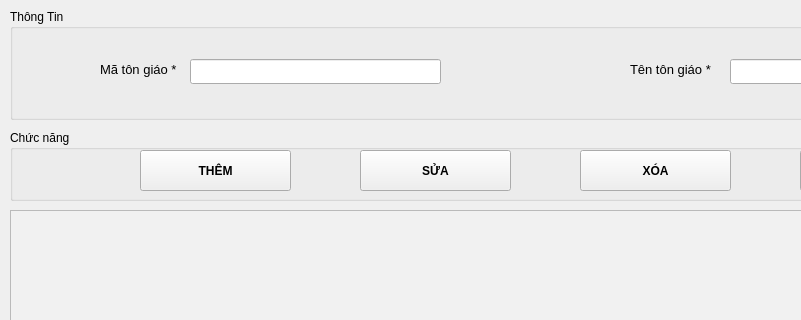
Above: ui/FormTonGiao.ui from namchuminh/PyQT5_QLDangVien before the change; both pictures show x 0 to 801 and y 0 to 320 of the 1101 by 681 pixel window. Below: the same form after it.
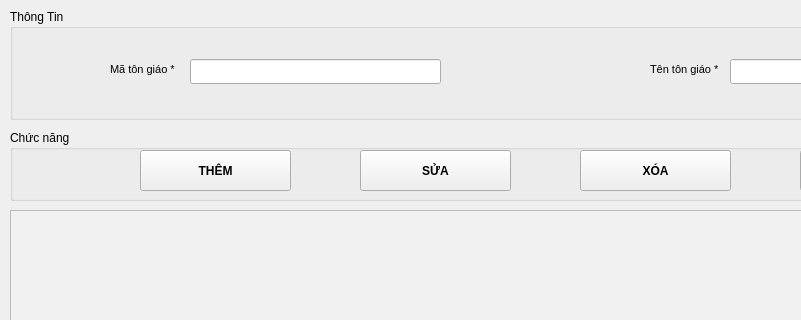
That is the form after the change.

Commit message: fix loi giao dien

Diff of the .ui file:
```diff
--- a/ui/FormTonGiao.ui
+++ b/ui/FormTonGiao.ui
@@ -139,15 +139,15 @@
    <widget class="QLabel" name="label">
     <property name="geometry">
      <rect>
-      <x>90</x>
+      <x>100</x>
       <y>50</y>
-      <width>81</width>
+      <width>71</width>
       <height>21</height>
      </rect>
     </property>
     <property name="font">
      <font>
-      <pointsize>10</pointsize>
+      <pointsize>8</pointsize>
      </font>
     </property>
     <property name="text">
@@ -157,15 +157,15 @@
    <widget class="QLabel" name="label_2">
     <property name="geometry">
      <rect>
-      <x>620</x>
+      <x>640</x>
       <y>50</y>
-      <width>91</width>
+      <width>71</width>
       <height>21</height>
      </rect>
     </property>
     <property name="font">
      <font>
-      <pointsize>10</pointsize>
+      <pointsize>8</pointsize>
      </font>
     </property>
     <property name="text">
```
The commit also changes 10 other files.
